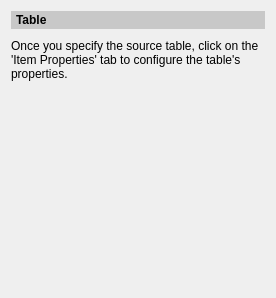
Before: the Qt Designer form stdm/ui/composer/ui_composer_table_source.ui in gltn/stdm, drawn with Qt 5.
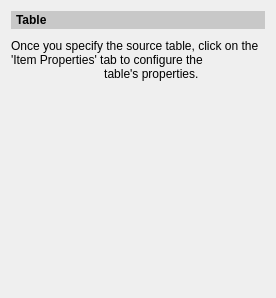
After: the same form once the commit is applied. Custom widgets are drawn as their Qt base class.

What changed in the file:
```diff
--- a/stdm/ui/composer/ui_composer_table_source.ui
+++ b/stdm/ui/composer/ui_composer_table_source.ui
@@ -55,7 +55,9 @@
       </size>
      </property>
      <property name="text">
-      <string>Once you specify the source table, click on the 'Item Properties' tab to configure the table's properties.</string>
+                        <string>Once you specify the source table, click on the 'Item Properties' tab to configure the
+                            table's properties.
+                        </string>
      </property>
      <property name="scaledContents">
       <bool>false</bool>
```
Left out of the diff: 3 changed lines with no effect on the pictures. Lines whose indentation alone changed are shown as unchanged.
